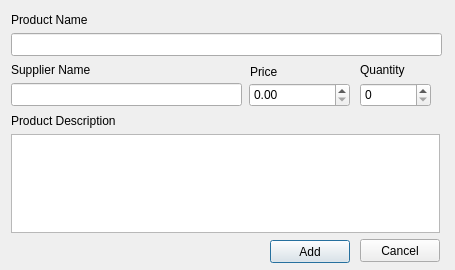
Before: the Qt Designer form product.ui in spal02482/SmartBill, drawn with Qt 5.
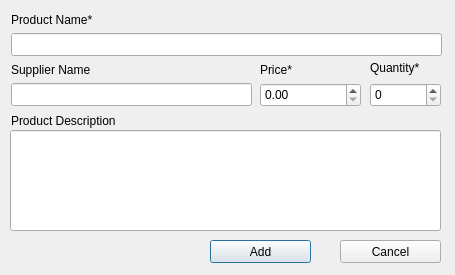
After: the same form once the commit is applied.

Commit message: Separated Database Logic and Made Product page working with Database

The edit to the form file:
```diff
--- a/product.ui
+++ b/product.ui
@@ -7,7 +7,7 @@
     <x>0</x>
     <y>0</y>
     <width>455</width>
-    <height>270</height>
+    <height>275</height>
    </rect>
   </property>
   <property name="windowTitle">
@@ -18,12 +18,12 @@
     <rect>
      <x>11</x>
      <y>12</y>
-     <width>86</width>
+     <width>101</width>
      <height>16</height>
     </rect>
    </property>
    <property name="text">
-    <string>Product Name</string>
+    <string>Product Name*</string>
    </property>
   </widget>
   <widget class="QLineEdit" name="productNameLineEdit">
@@ -52,27 +52,27 @@
   <widget class="QLabel" name="priceLabel">
    <property name="geometry">
     <rect>
-     <x>250</x>
-     <y>62</y>
-     <width>30</width>
+     <x>260</x>
+     <y>60</y>
+     <width>41</width>
      <height>20</height>
     </rect>
    </property>
    <property name="text">
-    <string>Price</string>
+    <string>Price*</string>
    </property>
   </widget>
   <widget class="QLabel" name="quanitityLabel">
    <property name="geometry">
     <rect>
-     <x>360</x>
-     <y>62</y>
-     <width>52</width>
+     <x>370</x>
+     <y>60</y>
+     <width>61</width>
      <height>16</height>
     </rect>
    </property>
    <property name="text">
-    <string>Quantity</string>
+    <string>Quantity*</string>
    </property>
   </widget>
   <widget class="QLabel" name="productDescpnLabel">
@@ -93,7 +93,7 @@
     <rect>
      <x>11</x>
      <y>83</y>
-     <width>231</width>
+     <width>241</width>
      <height>23</height>
     </rect>
    </property>
@@ -101,7 +101,7 @@
   <widget class="QSpinBox" name="quanititySpinBox">
    <property name="geometry">
     <rect>
-     <x>360</x>
+     <x>370</x>
      <y>83</y>
      <width>71</width>
      <height>24</height>
@@ -111,29 +111,19 @@
   <widget class="QDoubleSpinBox" name="priceDoubleSpinBox">
    <property name="geometry">
     <rect>
-     <x>249</x>
+     <x>260</x>
      <y>83</y>
      <width>101</width>
      <height>24</height>
     </rect>
    </property>
   </widget>
-  <widget class="QPlainTextEdit" name="productDescpnPlainTextEdit">
-   <property name="geometry">
-    <rect>
-     <x>11</x>
-     <y>134</y>
-     <width>429</width>
-     <height>99</height>
-    </rect>
-   </property>
-  </widget>
   <widget class="QPushButton" name="addProductInPushButton">
    <property name="geometry">
     <rect>
-     <x>270</x>
+     <x>210</x>
      <y>240</y>
-     <width>80</width>
+     <width>101</width>
      <height>23</height>
     </rect>
    </property>
@@ -150,9 +140,9 @@
   <widget class="QPushButton" name="cancelAddProductPushButton">
    <property name="geometry">
     <rect>
-     <x>360</x>
-     <y>239</y>
-     <width>80</width>
+     <x>340</x>
+     <y>240</y>
+     <width>101</width>
      <height>23</height>
     </rect>
    </property>
@@ -160,6 +150,28 @@
     <string>Cancel</string>
    </property>
   </widget>
+  <widget class="QLineEdit" name="productDescpnLineEdit">
+   <property name="geometry">
+    <rect>
+     <x>10</x>
+     <y>130</y>
+     <width>431</width>
+     <height>101</height>
+    </rect>
+   </property>
+  </widget>
+  <zorder>productDescpnLineEdit</zorder>
+  <zorder>productNameLabel</zorder>
+  <zorder>productNameLineEdit</zorder>
+  <zorder>supplierNameLabel</zorder>
+  <zorder>priceLabel</zorder>
+  <zorder>quanitityLabel</zorder>
+  <zorder>productDescpnLabel</zorder>
+  <zorder>supplierNameLineEdit</zorder>
+  <zorder>quanititySpinBox</zorder>
+  <zorder>priceDoubleSpinBox</zorder>
+  <zorder>addProductInPushButton</zorder>
+  <zorder>cancelAddProductPushButton</zorder>
  </widget>
  <resources/>
  <connections/>
```
The commit also changes 15 other files.
